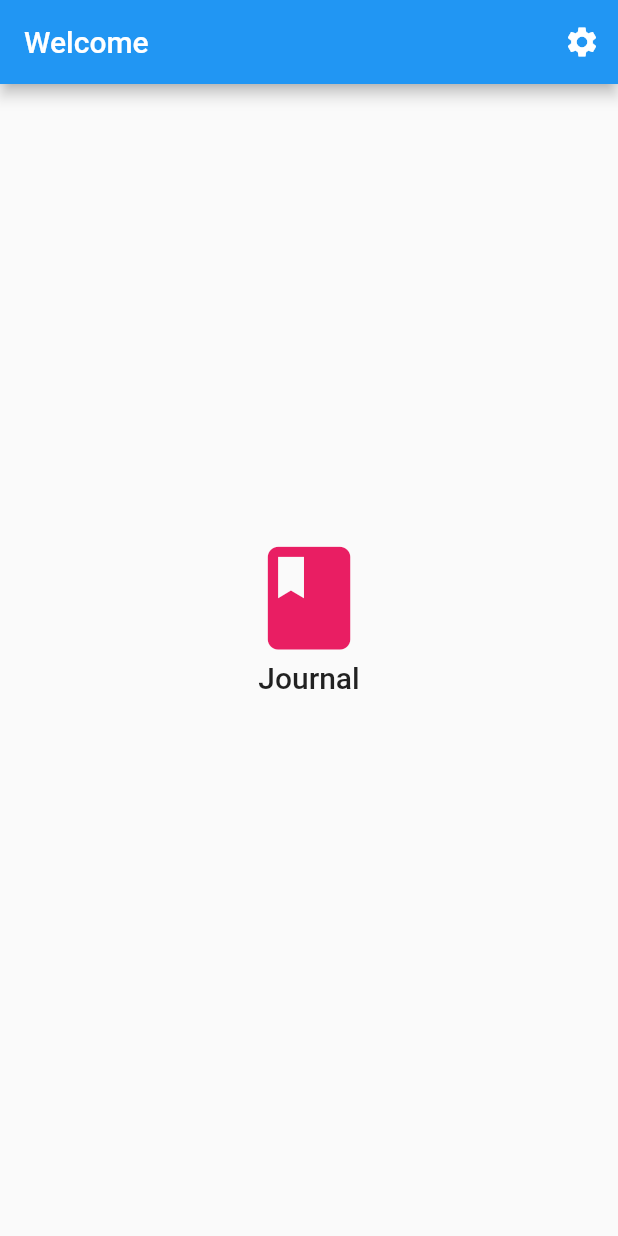
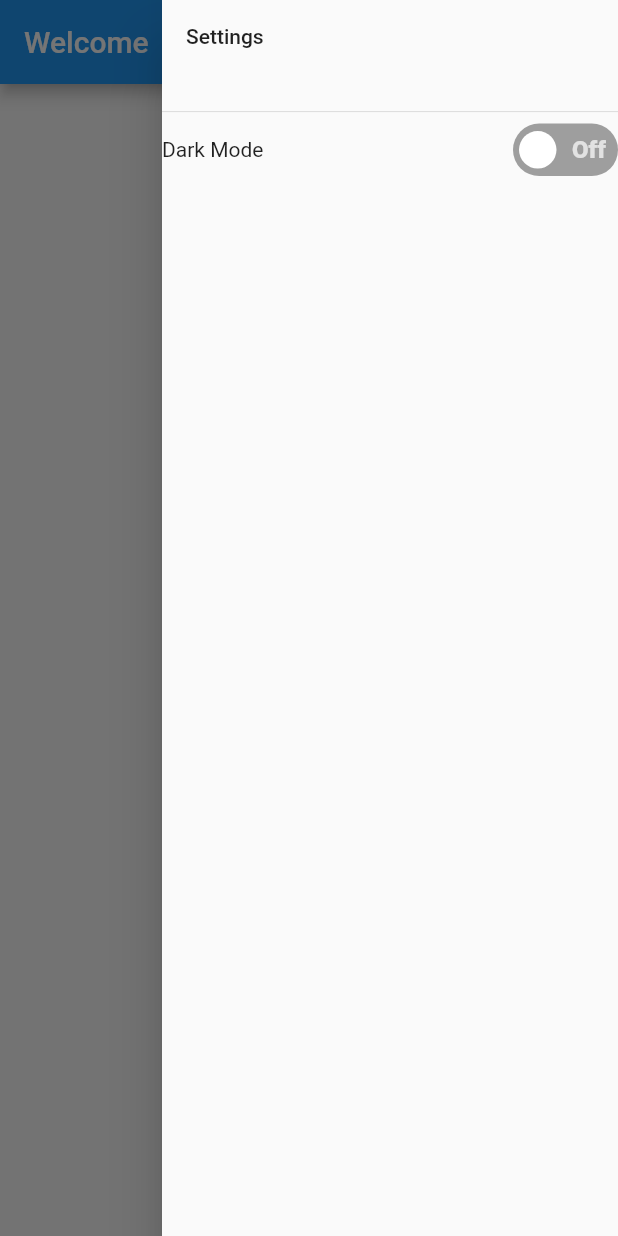
Before and after one commit to AprilCastaneda/journal, a Flutter app: the screen it shows after launch, with the side drawer open (before the commit the screen has no drawer), on a phone screen of 412 x 824 dp. Run offline on Flutter 3.47's test engine with Material 2 defaults, Android fonts, the phone set to English and light mode, and no system bars; drawn by our look-alikes of flutter_switch; our stand-ins replace shared_preferences, sqflite; accounts and stored records are empty.

Commit message:
Able to open endDrawer

```diff
--- a/lib/screens/welcome.dart
+++ b/lib/screens/welcome.dart
@@ -1,4 +1,5 @@
 import 'package:flutter/material.dart';
+import '../widgets/journal_drawer.dart';
 
 class Welcome extends StatefulWidget {
   Welcome({Key key}) : super(key: key);
@@ -8,17 +9,23 @@ class Welcome extends StatefulWidget {
 }
 
 class _WelcomeState extends State<Welcome> {
+  final GlobalKey<ScaffoldState> _scaffoldKey = GlobalKey<ScaffoldState>();
   @override
   Widget build(BuildContext context) {
     return Scaffold(
+      key: _scaffoldKey,
+      endDrawerEnableOpenDragGesture: false,
+      endDrawer: JournalDrawer(),
       appBar: AppBar(
         title: Text('Welcome'),
         actions: [
-          IconButton(
-            icon: Icon(
-              Icons.settings,
+          Builder(
+            builder: (context) => IconButton(
+              icon: Icon(
+                Icons.settings,
+              ),
+              onPressed: () => _scaffoldKey.currentState.openEndDrawer(),
             ),
-            onPressed: () {},
           ),
         ],
       ),
@@ -34,7 +41,6 @@ class _WelcomeState extends State<Welcome> {
                     Icons.book,
                     color: Colors.pink,
                     size: MediaQuery.of(context).size.height * .1,
-                    semanticLabel: 'Journal',
                   ),
                 ],
               ),
--- a/lib/widgets/journal_drawer.dart
+++ b/lib/widgets/journal_drawer.dart
@@ -0,0 +1,50 @@
+import 'package:flutter/material.dart';
+import 'package:flutter_switch/flutter_switch.dart';
+
+class JournalDrawer extends StatefulWidget {
+  @override
+  _JournalDrawerState createState() => _JournalDrawerState();
+}
+
+class _JournalDrawerState extends State<JournalDrawer> {
+  bool isDark = false;
+
+  @override
+  Widget build(BuildContext context) {
+    return Drawer(
+      child: ListView(
+        padding: EdgeInsets.zero,
+        children: [
+          SizedBox(
+            height: MediaQuery.of(context).size.height * .1,
+            child: DrawerHeader(
+              child: Text('Settings'),
+            ),
+          ),
+          Row(
+            mainAxisAlignment: MainAxisAlignment.spaceBetween,
+            children: [
+              Column(
+                children: [
+                  Text('Dark Mode'),
+                ],
+              ),
+              Column(
+                children: [
+                  FlutterSwitch(
+                      value: isDark,
+                      showOnOff: true,
+                      onToggle: (val) {
+                        setState(() {
+                          isDark = val;
+                        });
+                      }),
+                ],
+              ),
+            ],
+          ),
+        ],
+      ),
+    );
+  }
+}
--- a/pubspec.yaml
+++ b/pubspec.yaml
@@ -33,6 +33,7 @@ dependencies:
   shared_preferences: ^0.5.4
   sqflite: ^1.1.8
   path_provider: ^1.4.5
+  flutter_switch: ^0.2.0
 
 dev_dependencies:
   flutter_test:
```
Also changed, not shown: pubspec.lock.
